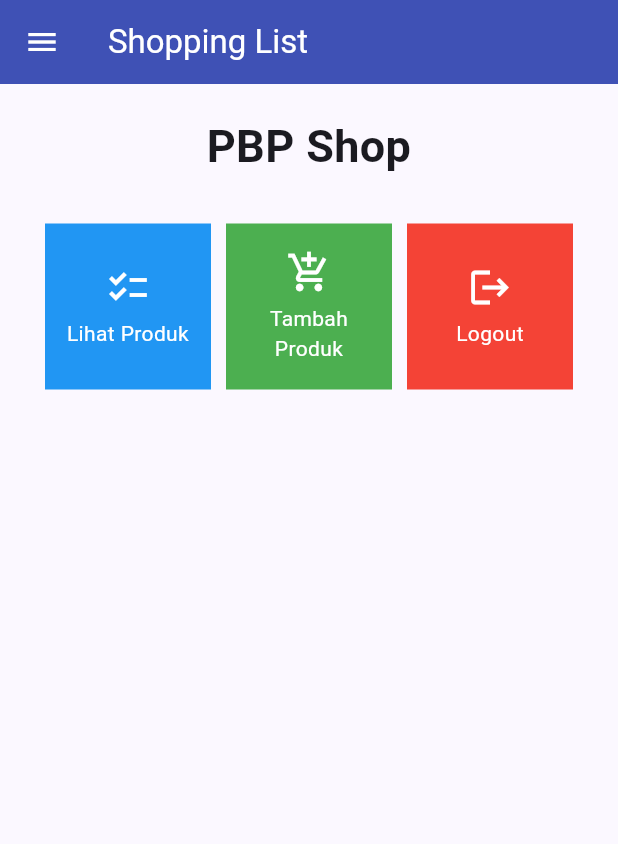
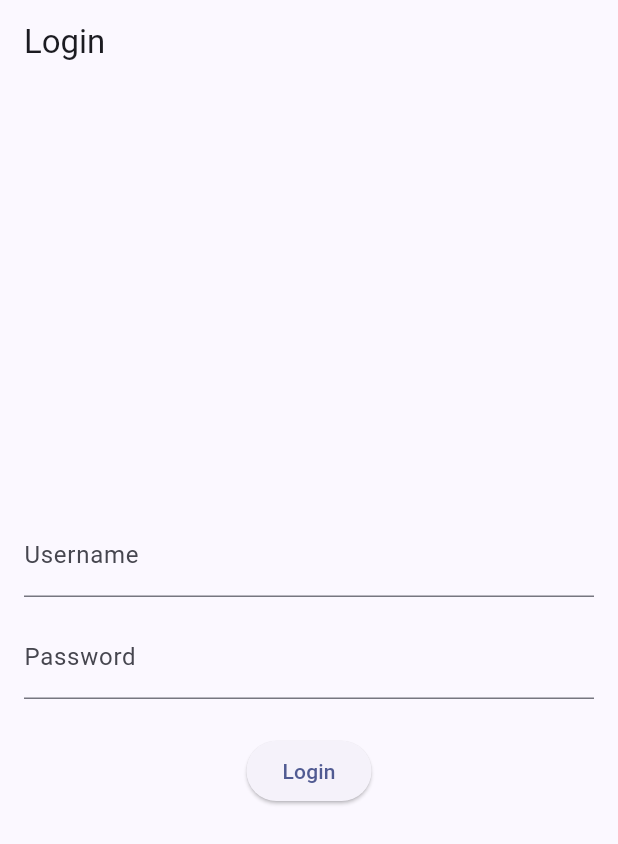
Before and after one commit to HanifRifky/shopping-list-mobile, a Flutter app: the screen it shows after launch, on a phone screen of 412 x 824 dp. Shown: the top 844 px of the screen. Run offline on Flutter 3.47's test engine with Material 2 defaults, Android fonts, the phone set to English and light mode, and no system bars; missing offline and left inert: pbp_django_auth.

Commit message:
Tutorial 8

```diff
--- a/lib/main.dart
+++ b/lib/main.dart
@@ -1,38 +1,30 @@
 import 'package:flutter/material.dart';
 import 'package:shopping_list/screens/menu.dart';
+import 'package:pbp_django_auth/pbp_django_auth.dart';
+import 'package:provider/provider.dart';
+import 'package:shopping_list/screens/login.dart';
 
 void main() {
   runApp(const MyApp());
 }
 
 class MyApp extends StatelessWidget {
-  const MyApp({super.key});
+  const MyApp({Key? key}) : super(key: key);
 
-  // This widget is the root of your application.
   @override
   Widget build(BuildContext context) {
-    return MaterialApp(
-      title: 'Flutter Demo',
-      theme: ThemeData(
-        // This is the theme of your application.
-        //
-        // TRY THIS: Try running your application with "flutter run". You'll see
-        // the application has a blue toolbar. Then, without quitting the app,
-        // try changing the seedColor in the colorScheme below to Colors.green
-        // and then invoke "hot reload" (save your changes or press the "hot
-        // reload" button in a Flutter-supported IDE, or press "r" if you used
-        // the command line to start the app).
-        //
-        // Notice that the counter didn't reset back to zero; the application
-        // state is not lost during the reload. To reset the state, use hot
-        // restart instead.
-        //
-        // This works for code too, not just values: Most code changes can be
-        // tested with just a hot reload.
-        colorScheme: ColorScheme.fromSeed(seedColor: Colors.indigo),
-        useMaterial3: true,
-      ),
-      home: MyHomePage(),
+    return Provider(
+      create: (_) {
+        CookieRequest request = CookieRequest();
+        return request;
+      },
+      child: MaterialApp(
+          title: 'Flutter App',
+          theme: ThemeData(
+            colorScheme: ColorScheme.fromSeed(seedColor: Colors.indigo),
+            useMaterial3: true,
+          ),
+          home: LoginPage()),
     );
   }
 }
--- /dev/null
+++ b/lib/screens/login.dart
@@ -0,0 +1,117 @@
+// ignore_for_file: use_build_context_synchronously
+
+import 'package:shopping_list/screens/menu.dart';
+import 'package:flutter/material.dart';
+import 'package:pbp_django_auth/pbp_django_auth.dart';
+import 'package:provider/provider.dart';
+
+void main() {
+  runApp(const LoginApp());
+}
+
+class LoginApp extends StatelessWidget {
+  const LoginApp({super.key});
+
+  @override
+  Widget build(BuildContext context) {
+    return MaterialApp(
+      title: 'Login',
+      theme: ThemeData(
+        primarySwatch: Colors.blue,
+      ),
+      home: const LoginPage(),
+    );
+  }
+}
+
+class LoginPage extends StatefulWidget {
+  const LoginPage({super.key});
+
+  @override
+  // ignore: library_private_types_in_public_api
+  _LoginPageState createState() => _LoginPageState();
+}
+
+class _LoginPageState extends State<LoginPage> {
+  final TextEditingController _usernameController = TextEditingController();
+  final TextEditingController _passwordController = TextEditingController();
+
+  @override
+  Widget build(BuildContext context) {
+    final request = context.watch<CookieRequest>();
+    return Scaffold(
+      appBar: AppBar(
+        title: const Text('Login'),
+      ),
+      body: Container(
+        padding: const EdgeInsets.all(16.0),
+        child: Column(
+          mainAxisAlignment: MainAxisAlignment.center,
+          children: [
+            TextField(
+              controller: _usernameController,
+              decoration: const InputDecoration(
+                labelText: 'Username',
+              ),
+            ),
+            const SizedBox(height: 12.0),
+            TextField(
+              controller: _passwordController,
+              decoration: const InputDecoration(
+                labelText: 'Password',
+              ),
+              obscureText: true,
+            ),
+            const SizedBox(height: 24.0),
+            ElevatedButton(
+              onPressed: () async {
+                String username = _usernameController.text;
+                String password = _passwordController.text;
+
+                // Cek kredensial
+                // TODO: Ganti URL dan jangan lupa tambahkan trailing slash (/) di akhir URL!
+                // Untuk menyambungkan Android emulator dengan Django pada localhost,
+                // gunakan URL http://10.0.2.2/
+                final response =
+                    await request.login("http://localhost:8000/auth/login/", {
+                  'username': username,
+                  'password': password,
+                });
+
+                if (request.loggedIn) {
+                  String message = response['message'];
+                  String uname = response['username'];
+                  Navigator.pushReplacement(
+                    context,
+                    MaterialPageRoute(builder: (context) => MyHomePage()),
+                  );
+                  ScaffoldMessenger.of(context)
+                    ..hideCurrentSnackBar()
+                    ..showSnackBar(SnackBar(
+                        content: Text("$message Selamat datang, $uname.")));
+                } else {
+                  showDialog(
+                    context: context,
+                    builder: (context) => AlertDialog(
+                      title: const Text('Login Gagal'),
+                      content: Text(response['message']),
+                      actions: [
+                        TextButton(
+                          child: const Text('OK'),
+                          onPressed: () {
+                            Navigator.pop(context);
+                          },
+                        ),
+                      ],
+                    ),
+                  );
+                }
+              },
+              child: const Text('Login'),
+            ),
+          ],
+        ),
+      ),
+    );
+  }
+}
--- a/lib/screens/menu.dart
+++ b/lib/screens/menu.dart
@@ -1,4 +1,5 @@
 import 'package:flutter/material.dart';
+import 'package:shopping_list/screens/list_product.dart';
 import 'package:shopping_list/screens/shoplist_form.dart';
 import 'dart:math';
 import 'package:shopping_list/widgets/left_drawer.dart';
@@ -33,7 +34,7 @@ class MyHomePage extends StatelessWidget {
         backgroundColor: Colors.indigo,
         foregroundColor: Colors.white,
       ),
-      drawer: const LeftDrawer(),
+      endDrawer: const LeftDrawer(),
       body: SingleChildScrollView(
         // Widget wrapper yang dapat discroll
         child: Padding(
@@ -74,52 +75,3 @@ class MyHomePage extends StatelessWidget {
     );
   }
 }
-
-class ShopCard extends StatelessWidget {
-  final ShopItem item;
-
-  const ShopCard(this.item, {super.key}); // Constructor
-
-  @override
-  Widget build(BuildContext context) {
-    return Material(
-      color: item.color,
-      child: InkWell(
-        // Area responsive terhadap sentuhan
-        onTap: () {
-          // Memunculkan SnackBar ketika diklik
-          ScaffoldMessenger.of(context)
-            ..hideCurrentSnackBar()
-            ..showSnackBar(SnackBar(
-                content: Text("Kamu telah menekan tombol ${item.name}!")));
-          if (item.name == "Tambah Produk") {
-            Navigator.push(context,
-                MaterialPageRoute(builder: (context) => const ShopFormPage()));
-          }
-        },
-        child: Container(
-          // Container untuk menyimpan Icon dan Text
-          padding: const EdgeInsets.all(8),
-          child: Center(
-            child: Column(
-              mainAxisAlignment: MainAxisAlignment.center,
-              children: [
-                Icon(
-                  item.icon,
-                  color: Colors.white,
-                  size: 30.0,
-                ),
-                const Padding(padding: EdgeInsets.all(3)),
-                Text(
-                  item.name,
-                  textAlign: TextAlign.center,
-                  style: const TextStyle(color: Colors.white),
-                ),
-              ],
-            ),
-          ),
-        ),
-      ),
-    );
-  }
-}
--- a/pubspec.yaml
+++ b/pubspec.yaml
@@ -35,6 +35,9 @@ dependencies:
   # The following adds the Cupertino Icons font to your application.
   # Use with the CupertinoIcons class for iOS style icons.
   cupertino_icons: ^1.0.2
+  provider: ^6.1.1
+  pbp_django_auth: ^0.3.1
+  http: ^0.13.6
 
 dev_dependencies:
   flutter_test:
```
Also changed, not shown: lib/models/product.dart (added, +68 -0 lines), lib/screens/list_product.dart (added, +89 -0 lines), lib/screens/shoplist_form.dart (+35 -28 lines), lib/widgets/left_drawer.dart (+12 -0 lines), lib/widgets/shop_card.dart (+77 -0 lines), pubspec.lock, 2 other files.
